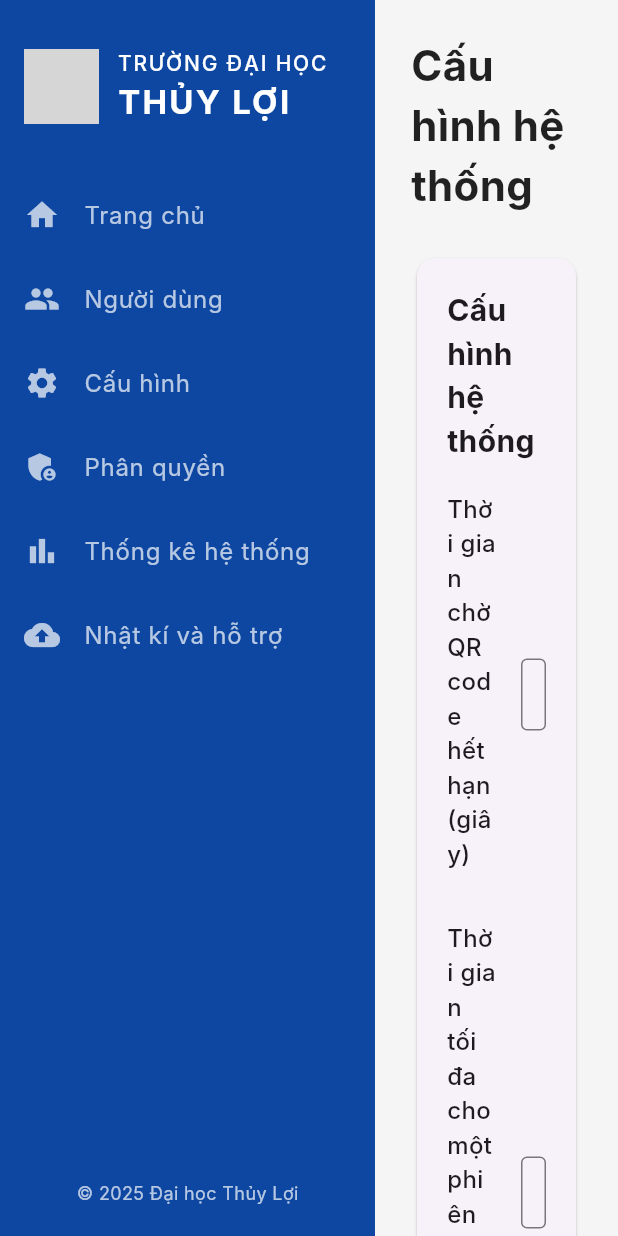
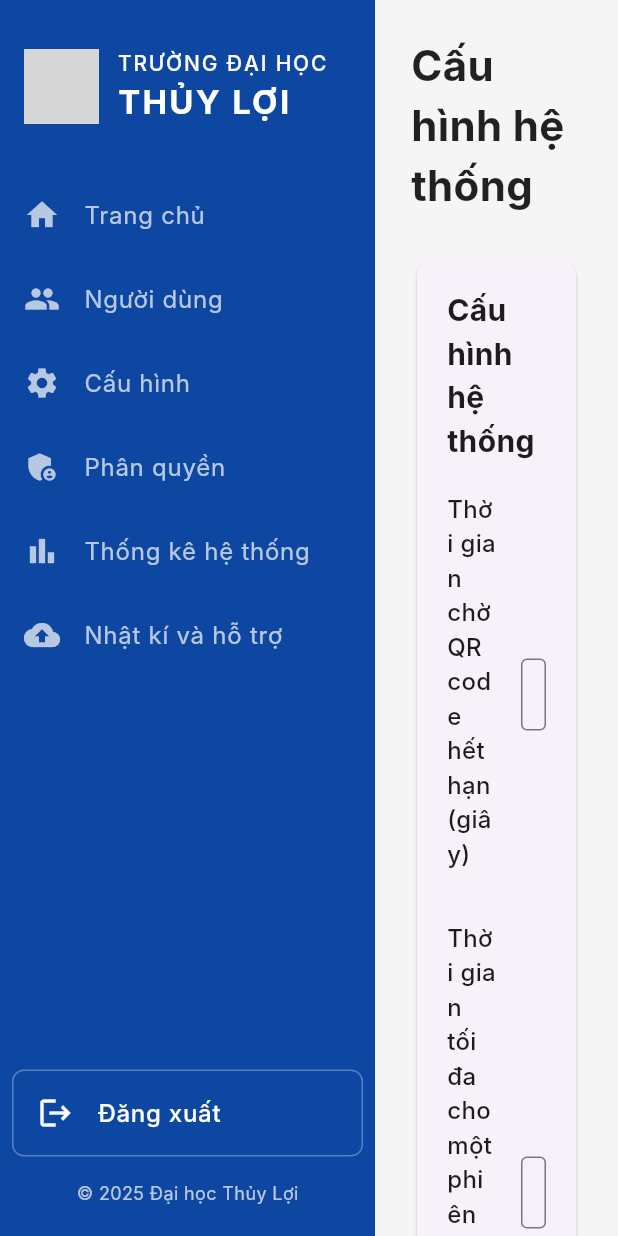
Before and after one commit to MinhTrungDev-2004/tlu_ui, a Flutter app: the AdminLayout screen opened directly, after a tap on "Người dùng", after a tap on "Cấu hình", on a phone screen of 412 x 824 dp. Run offline on Flutter 3.47's test engine with Material 3 defaults, Android fonts, the light colour scheme and no system bars; our stand-ins replace cloud_firestore, firebase_auth, firebase_core, fl_chart, qr_flutter, table_calendar and 1 more; missing offline and left inert: dart:html; accounts and stored records are empty; Roboto replaces fonts that are missing (Inter); grey boxes are pictures that could not be loaded.

Commit message:
fix layout

```diff
--- a/lib/web/admin/pages/admin_layout.dart
+++ b/lib/web/admin/pages/admin_layout.dart
@@ -32,12 +32,20 @@ class _AdminLayoutState extends State<AdminLayout> {
     });
   }
 
+  void _logout() {
+    print("Đăng xuất thành công!");
+    Navigator.pushReplacementNamed(context, '/login');
+  }
+
   @override
   Widget build(BuildContext context) {
     return Scaffold(
       body: Row(
         children: [
-          Sidebar(onItemSelected: onItemSelected),
+          Sidebar(
+            onItemSelected: onItemSelected,
+            onLogout: _logout,
+          ),
           Expanded(
             child: Container(
               color: Colors.grey[100],
--- a/lib/web/admin/pages/sidebar_page.dart
+++ b/lib/web/admin/pages/sidebar_page.dart
@@ -4,8 +4,13 @@ const Color primaryColor = Color(0xFF0D47A1);
 
 class Sidebar extends StatelessWidget {
   final Function(int) onItemSelected;
+  final VoidCallback? onLogout;
 
-  const Sidebar({Key? key, required this.onItemSelected}) : super(key: key);
+  const Sidebar({
+    Key? key,
+    required this.onItemSelected,
+    this.onLogout, // Optional callback
+  }) : super(key: key);
 
   @override
   Widget build(BuildContext context) {
@@ -86,9 +91,58 @@ class Sidebar extends StatelessWidget {
           ),
           const Spacer(),
 
+          // 🔻 Nút Đăng xuất
+          if (onLogout != null)
+            Container(
+              margin: const EdgeInsets.symmetric(horizontal: 8, vertical: 8),
+              decoration: BoxDecoration(
+                border: Border.all(color: Colors.white30),
+                borderRadius: BorderRadius.circular(8),
+              ),
+              child: ListTile(
+                leading: const Icon(Icons.logout, color: Colors.white),
+                title: const Text(
+                  'Đăng xuất',
+                  style: TextStyle(
+                    color: Colors.white,
+                    fontSize: 16,
+                    fontWeight: FontWeight.w500,
+                  ),
+                ),
+                onTap: () {
+                  // Hiển thị dialog xác nhận
+                  showDialog(
+                    context: context,
+                    builder: (BuildContext context) {
+                      return AlertDialog(
+                        title: const Text('Xác nhận đăng xuất'),
+                        content: const Text('Bạn có chắc chắn muốn đăng xuất?'),
+                        actions: [
+                          TextButton(
+                            onPressed: () => Navigator.of(context).pop(),
+                            child: const Text('Hủy'),
+                          ),
+                          TextButton(
+                            onPressed: () {
+                              Navigator.of(context).pop();
+                              onLogout!();
+                            },
+                            child: const Text(
+                              'Đăng xuất',
+                              style: TextStyle(color: Colors.red),
+                            ),
+                          ),
+                        ],
+                      );
+                    },
+                  );
+                },
+              ),
+            ),
+
           // 🔻 Footer
           const Padding(
-            padding: EdgeInsets.only(bottom: 20.0),
+            padding: EdgeInsets.only(bottom: 20.0, top: 8.0),
             child: Text(
               '© 2025 Đại học Thủy Lợi',
               style: TextStyle(color: Colors.white70, fontSize: 12),
```
